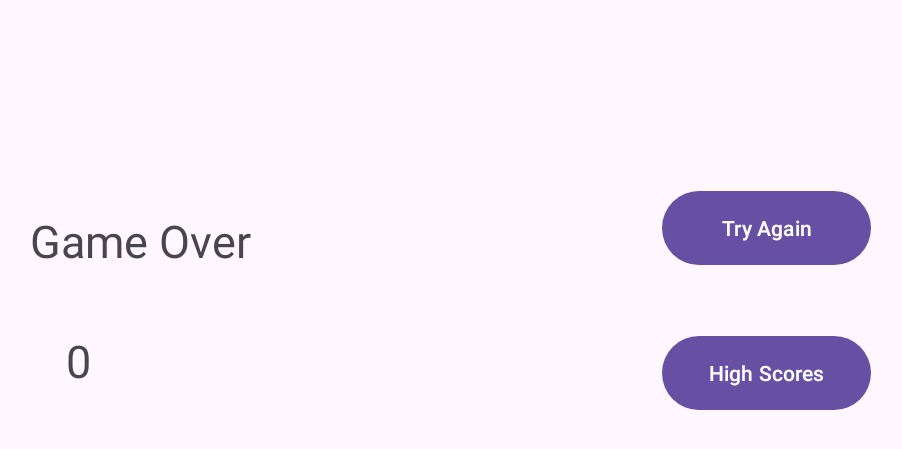
After one commit to S00221754/SequenceAppMADProject, an Android app: the GameOverActivity screen opened directly, with no data from a screen before it, on a phone screen of 824 x 412 dp (held sideways). The commit adds this screen. Shown: the top 449 px of the screen, without its empty margins (158-1060 px from the left). Run offline under Robolectric (Android 15) with nearby library versions, the phone set to English and light mode, and no system bars; 1 statement that could not run was skipped.

Commit message:
Game funtionality done, screens done and currently adding database

```diff
--- /dev/null
+++ b/app/src/main/java/com/example/sequenceapp/DatabaseHelper.java
@@ -0,0 +1,124 @@
+package com.example.sequenceapp;
+
+import android.content.ContentValues;
+import android.content.Context;
+import android.database.Cursor;
+import android.database.sqlite.SQLiteDatabase;
+import android.database.sqlite.SQLiteOpenHelper;
+import java.util.ArrayList;
+import java.util.List;
+
+
+public class DatabaseHelper extends SQLiteOpenHelper {
+    private  static  int DATABSE_VERSION = 1;
+    private static final String DATABASE_NAME = "GameScores";
+    private static final String TABLE_SCORES="Scores";
+    private static final String KEY_ID = "id";
+    private static final String KEY_NAME = "name";
+    private static final String KEY_SCORES = "score";
+
+    public DatabaseHelper(Context context){
+        super(context, DATABASE_NAME, null, DATABSE_VERSION);
+
+    }
+    @Override
+    public void onCreate(SQLiteDatabase db){
+        String CREATE_SCORES_TABLE = "CREATE TABLE " + TABLE_SCORES + "("
+                + KEY_ID + " INTEGER PRIMARY KEY," + KEY_NAME + " TEXT,"
+                + KEY_SCORES + " TEXT" + ")";
+
+        db.execSQL(CREATE_SCORES_TABLE);
+    }
+    @Override
+    public void onUpgrade(SQLiteDatabase db, int oldVersion, int newVersion) {
+        // Drop older table if existed
+        db.execSQL("DROP TABLE IF EXISTS " + TABLE_SCORES);
+
+        // Create tables again
+        onCreate(db);
+    }
+    public void emptyScores() {
+        // Drop older table if existed
+        SQLiteDatabase db = this.getWritableDatabase();
+        db.execSQL("DROP TABLE IF EXISTS " + TABLE_SCORES);
+
+        // Create tables again
+        onCreate(db);
+    }
+    void addContact(Score score) {
+        SQLiteDatabase db = this.getWritableDatabase();
+
+        ContentValues values = new ContentValues();
+        values.put(KEY_NAME, score.getName()); // Contact Name
+        values.put(KEY_SCORES, score.getFinalScore()); // Contact Phone
+
+        // Inserting Row
+        db.insert(TABLE_SCORES, null, values);
+        //2nd argument is String containing nullColumnHack
+        db.close(); // Closing database connection
+    }
+    public List<Score> getAllScores() {
+        List<Score> scoreList = new ArrayList<Score>();
+        // Select All Query
+        String selectQuery = "SELECT  * FROM " + TABLE_SCORES;
+
+        SQLiteDatabase db = this.getWritableDatabase();
+        Cursor cursor = db.rawQuery(selectQuery, null);
+
+        if (cursor.moveToFirst()) {
+            do {
+                Score score = new Score();
+                score.setID(Integer.parseInt(cursor.getString(0)));
+                score.setName(cursor.getString(1));
+                score.setFinalScore(cursor.getString(2));
+                // Adding contact to list
+                scoreList.add(score);
+            } while (cursor.moveToNext());
+        }
+        return scoreList;
+    }
+    public int getScoreCount() {
+        int count = 0;
+        String countQuery = "SELECT  * FROM " + TABLE_SCORES;
+        SQLiteDatabase db = this.getReadableDatabase();
+        Cursor cursor = db.rawQuery(countQuery, null);
+        count = cursor.getCount();
+        cursor.close();
+
+        // return count
+        return count;
+    }
+    //gets the top 5 scores.
+    public List<Score> getTopScores() {
+        List<Score> topScoresList = new ArrayList<>();
+
+        // Select top scores query
+        String selectTopScoresQuery = "SELECT * FROM " + TABLE_SCORES +
+                " ORDER BY " + KEY_SCORES + " DESC LIMIT " + 5;
+
+        SQLiteDatabase db = this.getWritableDatabase();
+        Cursor cursor = db.rawQuery(selectTopScoresQuery, null);
+
+        if (cursor.moveToFirst()) {
+            do {
+                Score score = new Score();
+                score.setID(Integer.parseInt(cursor.getString(0)));
+                score.setName(cursor.getString(1));
+                score.setFinalScore(cursor.getString(2));
+                // Adding score to list
+                topScoresList.add(score);
+            } while (cursor.moveToNext());
+        }
+
+        // Close the cursor and database
+        cursor.close();
+        db.close();
+
+        return topScoresList;
+    }
+
+
+
+
+
+}
--- /dev/null
+++ b/app/src/main/java/com/example/sequenceapp/GameOverActivity.java
@@ -0,0 +1,58 @@
+package com.example.sequenceapp;
+
+import androidx.appcompat.app.AppCompatActivity;
+
+import android.content.Intent;
+import android.os.Bundle;
+import android.view.View;
+import android.widget.Button;
+import android.widget.TextView;
+
+import java.util.List;
+
+public class GameOverActivity extends AppCompatActivity {
+
+    DatabaseHelper db;
+    Button btnTryAgain, btnHighScore;
+    TextView tvScore;
+    int finalScore;
+    @Override
+    protected void onCreate(Bundle savedInstanceState) {
+        super.onCreate(savedInstanceState);
+        setContentView(R.layout.activity_game_over);
+         db = new DatabaseHelper(this);
+        Bundle score = getIntent().getExtras();
+        finalScore = score.getInt("Score");
+
+
+        btnTryAgain = findViewById(R.id.btnTryAgain);
+        btnHighScore = findViewById(R.id.btnHighScore);
+        tvScore = findViewById(R.id.score);
+
+        tvScore.setText(String.valueOf(finalScore));
+
+        if (topFiveScore(finalScore)){
+            Intent addScore = new Intent(getApplicationContext(), InputScore.class);
+            addScore.putExtra("Score", finalScore);
+            startActivity(addScore);
+        }
+    }
+    private boolean topFiveScore(int currentScore){
+        List<Score> topFiveScores = db.getTopScores();
+        //less than five scores already in the database auto add
+        if (topFiveScores.size() < 5){
+            return true;
+        }
+        int fifthScore = Integer.parseInt(topFiveScores.get(4).getFinalScore());
+        return currentScore > fifthScore;
+    }
+
+    public void PlayAgain(View v){
+        Intent startGame = new Intent(getApplicationContext(), GameActivity.class);
+        startActivity(startGame);
+    }
+    public void HighScores(View v){
+        Intent viewScores = new Intent(getApplicationContext(), HighScore.class);
+        startActivity(viewScores);
+    }
+}
--- a/app/src/main/java/com/example/sequenceapp/TiltDirection.java
+++ b/app/src/main/java/com/example/sequenceapp/TiltDirection.java
@@ -18,7 +18,6 @@ public class TiltDirection implements SensorEventListener {
     private Handler handler = new Handler();
     private Context context;
 
-    private int tileCount = 0;
 
     public TiltDirection(Context context) {
         this.context = context;
@@ -39,11 +38,11 @@ public class TiltDirection implements SensorEventListener {
     }
 
     private void checkTiltDirection() {
-        if (acceleration[2] < 6) {
+        if (acceleration[2] < 7) {
             tilt = "yellow";
             Log.d("Tilt detected", "yellow");
 
-        } else if (acceleration[0] < 1 && acceleration[1] <1) {
+        } else if (acceleration[0] < -3 && acceleration[1] <1) {
             tilt = "red";
             Log.d("Tilt detected", "red");
         } else if (acceleration[1] < -1) {
--- /dev/null
+++ b/app/src/main/res/layout/activity_game_over.xml
@@ -0,0 +1,59 @@
+<?xml version="1.0" encoding="utf-8"?>
+<androidx.constraintlayout.widget.ConstraintLayout xmlns:android="http://schemas.android.com/apk/res/android"
+    xmlns:app="http://schemas.android.com/apk/res-auto"
+    xmlns:tools="http://schemas.android.com/tools"
+    android:layout_width="match_parent"
+    android:layout_height="match_parent"
+    tools:context=".GameOverActivity">
+
+    <TextView
+        android:id="@+id/textView"
+        android:layout_width="wrap_content"
+        android:layout_height="wrap_content"
+        android:text="Game Over"
+        android:textSize="30sp"
+        app:layout_constraintBottom_toBottomOf="parent"
+        app:layout_constraintEnd_toEndOf="parent"
+        app:layout_constraintHorizontal_bias="0.185"
+        app:layout_constraintStart_toStartOf="parent"
+        app:layout_constraintTop_toTopOf="parent"
+        app:layout_constraintVertical_bias="0.377" />
+
+    <TextView
+        android:id="@+id/score"
+        android:layout_width="wrap_content"
+        android:layout_height="wrap_content"
+        android:textSize="30sp"
+        app:layout_constraintBottom_toBottomOf="parent"
+        app:layout_constraintEnd_toEndOf="parent"
+        app:layout_constraintHorizontal_bias="0.185"
+        app:layout_constraintStart_toStartOf="parent"
+        app:layout_constraintTop_toTopOf="parent"
+        app:layout_constraintVertical_bias="0.592" />
+
+    <Button
+        android:id="@+id/btnTryAgain"
+        android:layout_width="139dp"
+        android:layout_height="57dp"
+        android:text="Try Again"
+        app:layout_constraintBottom_toBottomOf="parent"
+        app:layout_constraintEnd_toEndOf="parent"
+        app:layout_constraintHorizontal_bias="0.798"
+        app:layout_constraintStart_toStartOf="parent"
+        app:layout_constraintTop_toTopOf="parent"
+        app:layout_constraintVertical_bias="0.347"
+        android:onClick="PlayAgain"/>
+
+    <Button
+        android:id="@+id/btnHighScore"
+        android:layout_width="139dp"
+        android:layout_height="57dp"
+        android:text="High Scores"
+        android:onClick="HighScores"
+        app:layout_constraintBottom_toBottomOf="parent"
+        app:layout_constraintEnd_toEndOf="parent"
+        app:layout_constraintHorizontal_bias="0.798"
+        app:layout_constraintStart_toStartOf="parent"
+        app:layout_constraintTop_toTopOf="parent"
+        app:layout_constraintVertical_bias="0.621" />
+</androidx.constraintlayout.widget.ConstraintLayout>
```
Also changed, not shown: app/src/main/AndroidManifest.xml (+13 -2 lines), app/src/main/java/com/example/sequenceapp/GameActivity.java (+23 -14 lines), app/src/main/java/com/example/sequenceapp/HighScore.java (added, +27 -0 lines), app/src/main/java/com/example/sequenceapp/InputScore.java (added, +20 -0 lines), app/src/main/java/com/example/sequenceapp/Score.java (added, +38 -0 lines), app/src/main/res/layout/activity_high_score.xml (added, +34 -0 lines), app/src/main/res/layout/activity_input_score.xml (added, +46 -0 lines).
